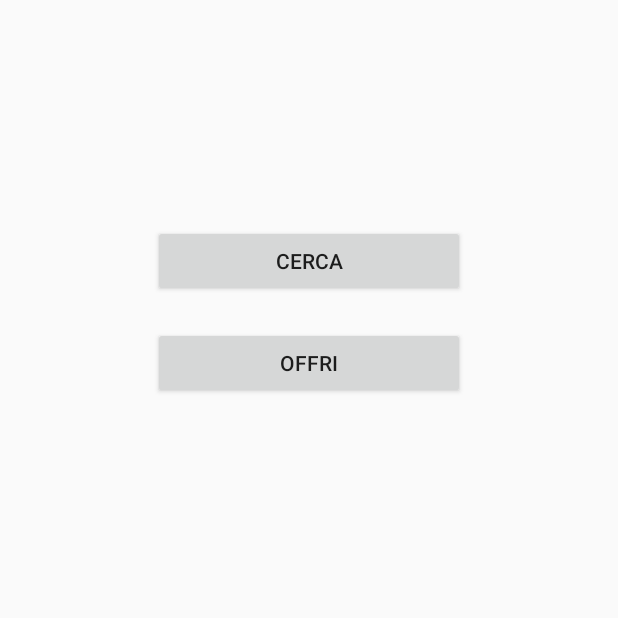
After one commit to Panarelli/RentMyCar, an Android app: the HomeActivity screen opened directly, with no data from a screen before it, on a phone screen of 412 x 824 dp, the top half of it. The commit adds this screen. Run offline under Robolectric (Android 15) with nearby library versions, the phone set to English and light mode, and no system bars.

Commit message:
Aggiunta activity Home,Search

```diff
--- a/app/build.gradle
+++ b/app/build.gradle
@@ -5,7 +5,7 @@ android {
     buildToolsVersion "25.0.2"
     defaultConfig {
         applicationId "android.vm.rentmycar"
-        minSdkVersion 22
+        minSdkVersion 21
         targetSdkVersion 25
         versionCode 1
         versionName "1.0"
--- a/app/src/main/AndroidManifest.xml
+++ b/app/src/main/AndroidManifest.xml
@@ -24,6 +24,10 @@
             android:value="@integer/google_play_services_version" />
 
         <activity android:name=".RegistratiActivity"></activity>
+        <activity android:name=".HomeActivity"></activity>
+        <activity android:name=".SearchActivity"></activity>
+
+
     </application>
 
 </manifest>
--- /dev/null
+++ b/app/src/main/java/android/vm/rentmycar/HomeActivity.java
@@ -0,0 +1,41 @@
+package android.vm.rentmycar;
+
+import android.app.Activity;
+import android.content.Intent;
+import android.os.Bundle;
+import android.view.View;
+import android.widget.Button;
+import android.widget.EditText;
+import android.widget.TextView;
+
+/**
+ * Created by panar on 26/01/2017.
+ */
+
+public class HomeActivity extends Activity{
+    Button searchButton, offerButton;
+    HomeActivity activity=this;
+
+    @Override
+    protected void onCreate(Bundle savedInstanceState) {
+        super.onCreate(savedInstanceState);
+        setContentView(R.layout.activity_home);
+
+        searchButton = (Button) findViewById(R.id.search_home_button);
+
+        offerButton = (Button) findViewById(R.id.offer_home_button);
+
+
+        searchButton.setOnClickListener(new View.OnClickListener() {
+            @Override
+            public void onClick(View view) {
+                // welcomeTv.setText(ch
+                // angeTextEdit.getText();
+                Intent intent = new Intent(activity,SearchActivity.class);
+                //intent.putExtra("username",username);
+                startActivity(intent);
+            }
+        });
+
+    }
+}
--- /dev/null
+++ b/app/src/main/res/layout/activity_home.xml
@@ -0,0 +1,28 @@
+<?xml version="1.0" encoding="utf-8"?>
+<LinearLayout xmlns:android="http://schemas.android.com/apk/res/android"
+    android:orientation="vertical"
+    android:layout_width="match_parent"
+    android:layout_height="match_parent"
+    android:weightSum="1">
+
+    <Button
+        android:layout_width="208dp"
+        android:layout_height="wrap_content"
+        android:layout_gravity="center"
+        android:layout_marginTop="150dp"
+        android:text="@string/search_home"
+        android:id="@+id/search_home_button"
+        />
+
+    <Button
+        android:layout_width="208dp"
+        android:layout_height="wrap_content"
+        android:layout_gravity="center"
+        android:layout_marginTop="20dp"
+        android:text="@string/offer_home"
+        android:id="@+id/offer_home_button" />
+
+
+
+
+</LinearLayout>
--- a/app/src/main/res/values/strings.xml
+++ b/app/src/main/res/values/strings.xml
@@ -5,5 +5,7 @@
     <string name="change_text">Cambia testo</string>
     <string name="change_text_hint">Inserisci testo</string>
     <string name="name">Nome</string>
+    <string name="search_home">Cerca</string>
+    <string name="offer_home">Offri</string>
 
 </resources>
```
Also changed, not shown: app/src/main/java/android/vm/rentmycar/MainActivity.java (+6 -4 lines), app/src/main/java/android/vm/rentmycar/SearchActivity.java (added, +26 -0 lines), app/src/main/res/layout/activity_search.xml (added, +9 -0 lines).
